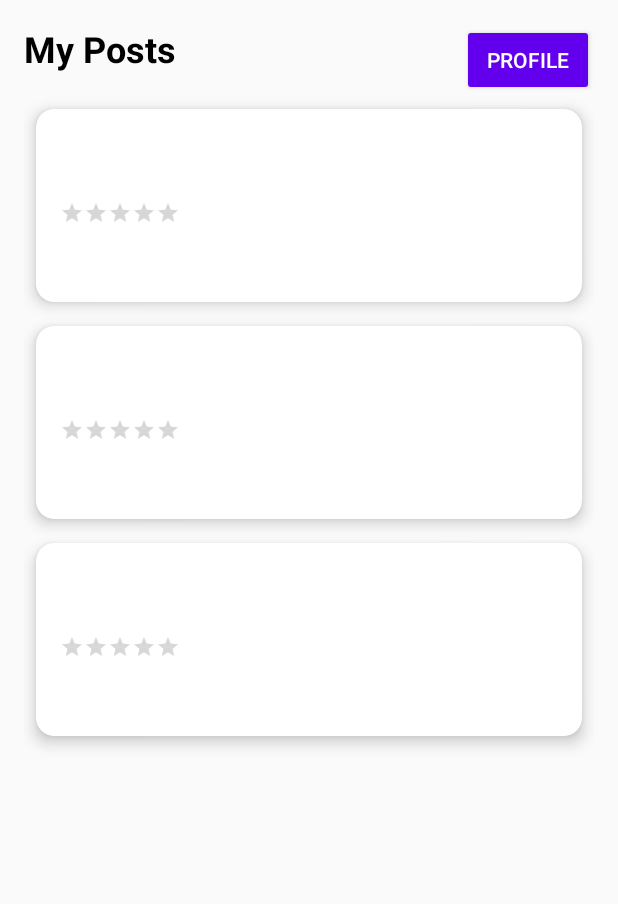
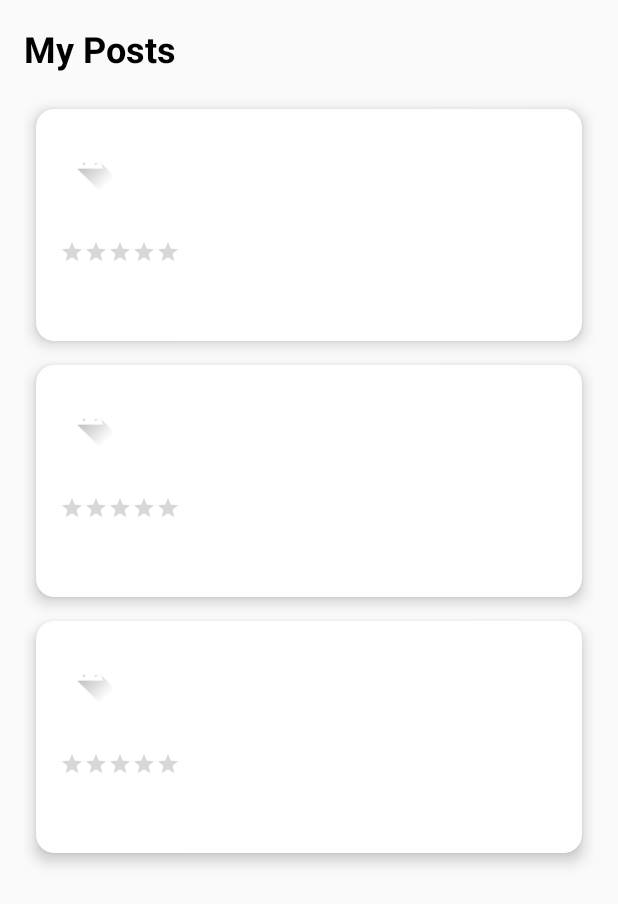
Before and after one commit to yael201062/TASTIFY-APP, an Android app built with Jetpack Compose: the layout fragment_my_posts.xml on its own in the app's theme, with its tools: preview values and no code run, on a phone screen of 412 x 824 dp. Shown: the top 904 px of the screen. Run offline under Robolectric (Android 15) with nearby library versions, the phone set to English and light mode, and no system bars.

Commit message:
User image in reviews

```diff
--- a/app/build.gradle.kts
+++ b/app/build.gradle.kts
@@ -107,4 +107,6 @@ dependencies {
 
         // optional - Paging 3 Integration
     implementation("androidx.room:room-paging:$roomversion")
+    implementation ("jp.wasabeef:picasso-transformations:2.4.0")
+
 }
--- a/app/src/main/java/com/example/tastify/ui/profile/MyPostsFragment.kt
+++ b/app/src/main/java/com/example/tastify/ui/profile/MyPostsFragment.kt
@@ -55,9 +55,6 @@ class MyPostsFragment : Fragment() {
             binding.tvMyPostsTitle.text = "אין משתמש מחובר"
         }
 
-        binding.btnUpdateProfile.setOnClickListener {
-            findNavController().navigate(R.id.profileFragment)
-        }
     }
 
     override fun onDestroyView() {
--- a/app/src/main/java/com/example/tastify/viewmodel/UserViewModel.kt
+++ b/app/src/main/java/com/example/tastify/viewmodel/UserViewModel.kt
@@ -13,6 +13,9 @@ class UserViewModel(private val repository: UserRepository) : ViewModel() {
 
     fun getUserName(userId: String): LiveData<String?> {
         return repository.getUserNameById(userId)
+    }
+    fun getUserById(userId: String): LiveData<User?> {
+        return repository.getUserById(userId)
     }
 
     fun loadUser(userId: String) {
--- /dev/null
+++ b/app/src/main/res/drawable/circle_background.xml
@@ -0,0 +1,4 @@
+<shape xmlns:android="http://schemas.android.com/apk/res/android"
+    android:shape="oval">
+    <solid android:color="@android:color/darker_gray" />
+</shape>
--- a/app/src/main/res/layout/fragment_my_posts.xml
+++ b/app/src/main/res/layout/fragment_my_posts.xml
@@ -20,18 +20,6 @@
         app:layout_constraintTop_toTopOf="parent"
         app:layout_constraintStart_toStartOf="parent" />
 
-    <!-- כפתור עדכון פרטים אישיים -->
-    <Button
-        android:id="@+id/btnUpdateProfile"
-        android:layout_width="wrap_content"
-        android:layout_height="wrap_content"
-        android:text="Profile"
-        android:textColor="@android:color/white"
-        android:backgroundTint="@color/design_default_color_primary"
-        android:layout_marginStart="8dp"
-        app:layout_constraintTop_toTopOf="parent"
-        app:layout_constraintEnd_toEndOf="parent" />
-
     <!-- רשימת הפוסטים האישיים -->
     <androidx.recyclerview.widget.RecyclerView
         android:id="@+id/recyclerReviews"
--- a/app/src/main/res/layout/item_post.xml
+++ b/app/src/main/res/layout/item_post.xml
@@ -14,7 +14,22 @@
         android:padding="16dp"
         android:orientation="vertical">
 
-        <!-- שם המשתמש -->
+        <!-- אזור תמונת פרופיל + שם -->
+        <LinearLayout
+            android:layout_width="match_parent"
+            android:layout_height="wrap_content"
+            android:orientation="horizontal"
+            android:gravity="center_vertical"
+            android:layout_marginBottom="8dp">
+
+            <ImageView
+                android:id="@+id/ivProfileImage"
+                android:layout_width="40dp"
+                android:layout_height="40dp"
+                android:scaleType="centerCrop"
+                android:src="@drawable/ic_launcher_foreground"
+                android:layout_marginEnd="8dp" />
+
             <TextView
                 android:id="@+id/tvPostUserName"
                 android:layout_width="wrap_content"
@@ -22,8 +37,8 @@
                 android:textStyle="bold"
                 android:textSize="16sp"
                 android:textColor="@android:color/black"/>
+        </LinearLayout>
 
-        <!-- שם המסעדה -->
         <TextView
             android:id="@+id/tvRestaurantName"
             android:layout_width="wrap_content"
@@ -33,7 +48,6 @@
             android:textColor="@android:color/darker_gray"
             android:layout_marginBottom="4dp"/>
 
-        <!-- דירוג -->
         <RatingBar
             android:id="@+id/ratingBar"
             android:layout_width="wrap_content"
@@ -44,7 +58,6 @@
             style="?android:attr/ratingBarStyleSmall"
             android:layout_marginBottom="8dp"/>
 
-        <!-- תמונה אם קיימת -->
         <ImageView
             android:id="@+id/ivPostImage"
             android:layout_width="match_parent"
@@ -53,7 +66,6 @@
             android:layout_marginTop="8dp"
             android:visibility="gone"/>
 
-        <!-- תוכן הביקורת -->
         <TextView
             android:id="@+id/tvPostContent"
             android:layout_width="match_parent"
```
Also changed, not shown: app/src/main/java/com/example/tastify/ui/adapters/ReviewAdapter.kt (+31 -20 lines), app/src/main/res/drawable/ic_profile_placeholder.xml (added, +10 -0 lines), app/src/main/res/layout/item_restaurant.xml (deleted, +0 -60 lines). Lines whose indentation alone changed are shown as unchanged.
